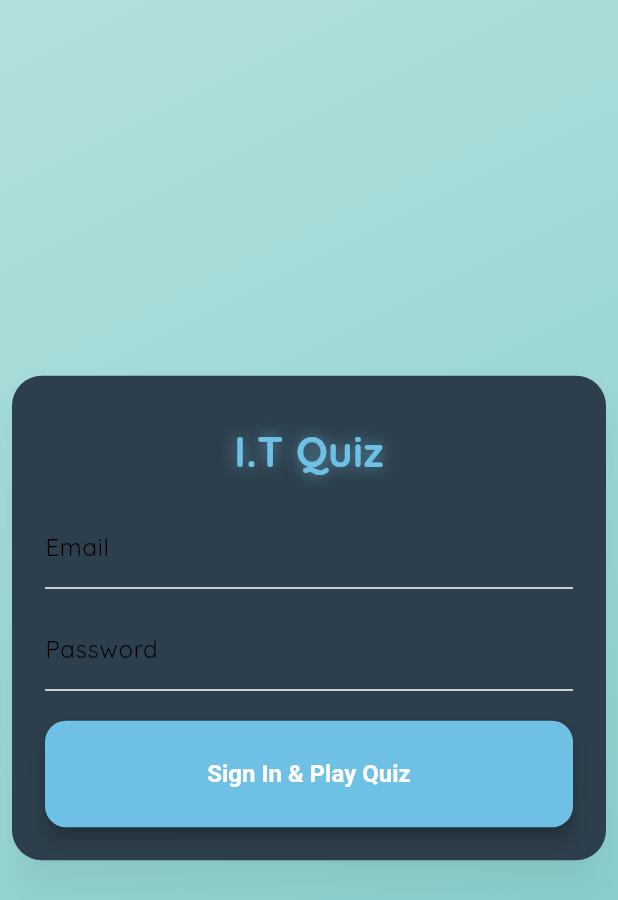
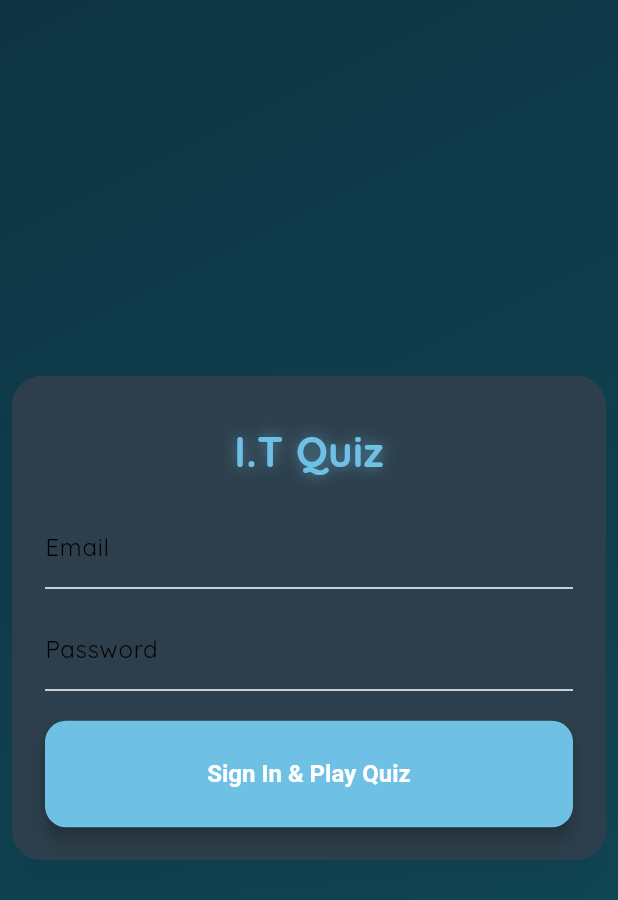
Before and after one commit to Azathulhu/SimpleFlutterGame, a Flutter app: the screen it shows after launch, on a phone screen of 412 x 824 dp. Shown: the top 900 px of the screen. Run offline on Flutter 3.47's test engine with Material 3 defaults, Android fonts, the phone set to English and light mode, and no system bars; our stand-ins replace confetti, fluttertoast, google_fonts, just_audio, supabase_flutter; accounts and stored records are empty.

Commit message:
Update animated_background.dart

```diff
--- a/lib/animated_background.dart
+++ b/lib/animated_background.dart
@@ -17,17 +17,20 @@ class _AnimatedGradientBackgroundState extends State<AnimatedGradientBackground>
   @override
   void initState() {
     super.initState();
-    _controller = AnimationController(vsync: this, duration: const Duration(seconds: 10))
+
+    // 12-second smooth gradient loop
+    _controller = AnimationController(vsync: this, duration: const Duration(seconds: 12))
       ..repeat(reverse: true);
 
+    // Gradient color tweens for dark blue → dark greenish-blue theme
     _color1 = ColorTween(
-      begin: const Color(0xFFB2EBF2), // light cyan
-      end: const Color(0xFFB2DFDB),   // light blue-green
+      begin: const Color(0xFF0A1F2E), // dark navy blue
+      end: const Color(0xFF0F3B4A),   // slightly lighter blue
     ).animate(CurvedAnimation(parent: _controller, curve: Curves.easeInOut));
 
     _color2 = ColorTween(
-      begin: const Color(0xFF81D4FA), // light sky blue
-      end: const Color(0xFF80CBC4),   // calm green
+      begin: const Color(0xFF0F3B4A), // blue-green dark
+      end: const Color(0xFF12505F),   // subtle greenish-blue
     ).animate(CurvedAnimation(parent: _controller, curve: Curves.easeInOut));
   }
 
@@ -54,6 +57,8 @@ class _AnimatedGradientBackgroundState extends State<AnimatedGradientBackground>
     );
   }
 }
+
+// Ripple effect remains the same
 class GlobalTapRipple extends StatelessWidget {
   final Widget child;
   const GlobalTapRipple({super.key, required this.child});
@@ -96,8 +101,12 @@ class _RippleEffectState extends State<_RippleEffect>
     super.initState();
     _controller = AnimationController(vsync: this, duration: const Duration(milliseconds: 600))
       ..forward();
-    _radius = Tween<double>(begin: 0, end: 100).animate(CurvedAnimation(parent: _controller, curve: Curves.easeOut));
-    _opacity = Tween<double>(begin: 0.4, end: 0).animate(CurvedAnimation(parent: _controller, curve: Curves.easeOut));
+    _radius = Tween<double>(begin: 0, end: 100).animate(
+      CurvedAnimation(parent: _controller, curve: Curves.easeOut),
+    );
+    _opacity = Tween<double>(begin: 0.4, end: 0).animate(
+      CurvedAnimation(parent: _controller, curve: Curves.easeOut),
+    );
   }
 
   @override
@@ -117,7 +126,7 @@ class _RippleEffectState extends State<_RippleEffect>
           height: _radius.value * 2,
           decoration: BoxDecoration(
             shape: BoxShape.circle,
-            color: Colors.white,
+            color: Colors.white.withOpacity(0.6),
           ),
         ),
       ),
```
